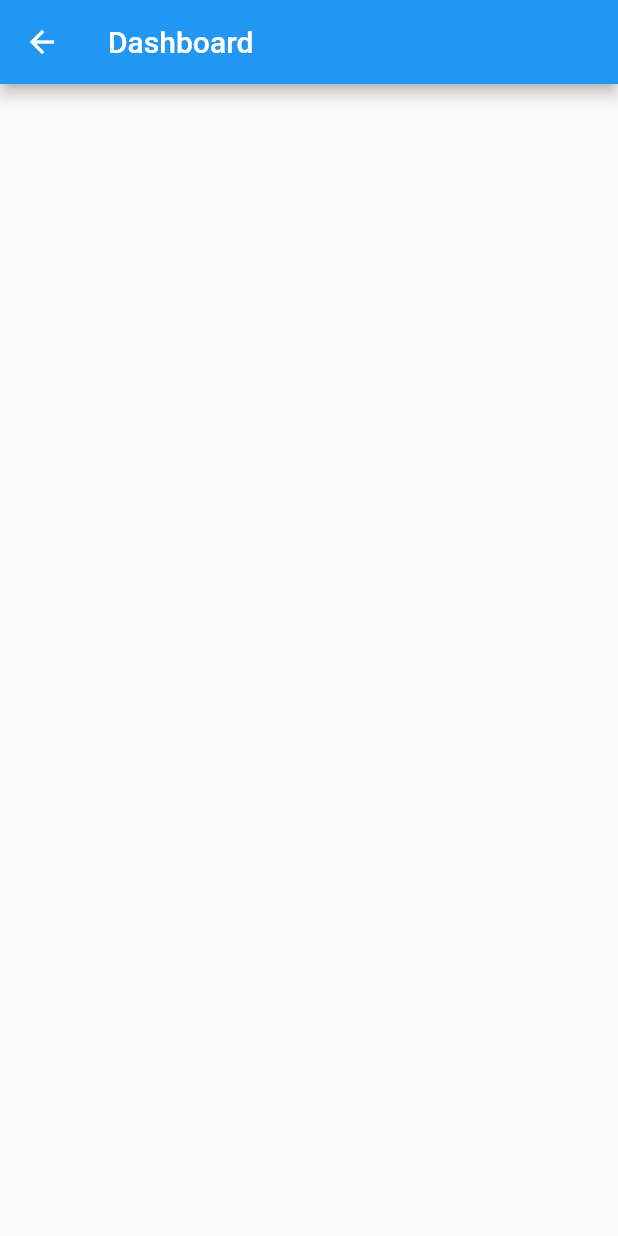
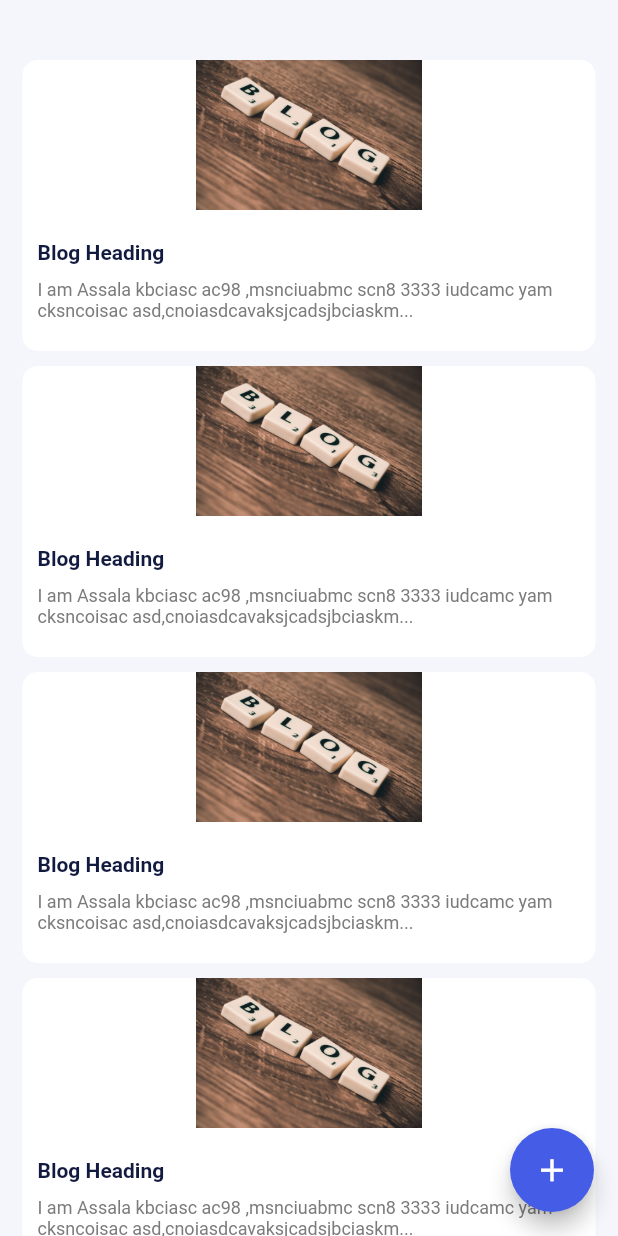
Before and after one commit to ZeeshanSalem/Techylem_blog_app, a Flutter app: the DashboardScreen screen opened directly, on a phone screen of 412 x 824 dp. Run offline on Flutter 3.47's test engine with Material 2 defaults, Android fonts, the phone set to English and light mode, and no system bars; our stand-ins replace cloud_firestore, firebase_auth, firebase_core, get, get_it, modal_progress_hud; accounts and stored records are empty; Roboto replaces fonts that are missing (Assistant, Sinhala Sangam MN).

```diff
--- a/lib/core/constant/strings.dart
+++ b/lib/core/constant/strings.dart
@@ -0,0 +1,2 @@
+const String appTitle = "Techylem Blog App";
+const String assetPath = "assets/static_assets/";
--- /dev/null
+++ b/lib/core/models/blog.dart
@@ -0,0 +1,39 @@
+import 'dart:io';
+
+import 'package:antonx/core/services/auth_services.dart';
+import 'package:antonx/ui/locator.dart';
+import 'package:cloud_firestore/cloud_firestore.dart';
+
+class Blog {
+  String imageUrl;
+  String heading;
+  String content;
+  String creatorId;
+  String blogId;
+  File imagePath;
+  Timestamp publishedOn;
+
+  Blog({this.imageUrl, this.content, this.creatorId, this.publishedOn, this.heading, this.blogId, this.imagePath}){
+   this.publishedOn = Timestamp.now();
+   this.creatorId = locator<AuthService>().appUser.id ?? "";
+  }
+
+  Blog.fromJson(Map<String, dynamic> json, id) {
+    imageUrl = json['imageUrl'];
+    heading = json['heading'];
+    content = json['content'];
+    creatorId = json['creatorId'];
+    publishedOn = json['publishedOn'];
+    this.blogId = id;
+  }
+
+  Map<String, dynamic> toJson() {
+    final Map<String, dynamic> data = new Map<String, dynamic>();
+    data['imageUrl'] = this.imageUrl;
+    data['heading'] = this.heading;
+    data['content'] = this.content;
+    data['creatorId'] = this.creatorId;
+    data['publishedOn'] = this.publishedOn;
+    return data;
+  }
+}
--- a/lib/main.dart
+++ b/lib/main.dart
@@ -1,4 +1,6 @@
+import 'package:antonx/core/constant/strings.dart';
 import 'package:antonx/ui/locator.dart';
+import 'package:antonx/ui/screens/dashboard/dashboard_screen.dart';
 import 'package:antonx/ui/screens/registration_auth/sign_up/sign_up_screen.dart';
 import 'package:antonx/ui/screens/splash_screen.dart';
 import 'package:firebase_core/firebase_core.dart';
@@ -18,12 +20,12 @@ class MyApp extends StatelessWidget {
   @override
   Widget build(BuildContext context) {
     return GetMaterialApp(
-      title: 'Flutter Demo',
+      title: appTitle,
       theme: ThemeData(
         primarySwatch: Colors.blue,
         visualDensity: VisualDensity.adaptivePlatformDensity,
       ),
-      home: SplashScreen(),
+      home: DashboardScreen(),
     );
   }
 }
--- /dev/null
+++ b/lib/ui/screens/dashboard/add_blog.dart
@@ -0,0 +1,31 @@
+import 'package:antonx/core/models/blog.dart';
+import 'package:flutter/material.dart';
+
+class AddBlog extends StatefulWidget {
+  final Blog blog;
+  AddBlog({this.blog});
+  @override
+  _AddBlogState createState() => _AddBlogState();
+}
+
+class _AddBlogState extends State<AddBlog> {
+  final _formKey = GlobalKey<FormState>();
+
+  TextEditingController heading;
+  TextEditingController content;
+
+  @override
+  void initState() {
+    // TODO: implement initState
+    heading = TextEditingController(text: widget?.blog?.heading ?? "");
+    heading = TextEditingController(text: widget?.blog?.content ?? "");
+    super.initState();
+  }
+  @override
+  Widget build(BuildContext context) {
+    return SafeArea(
+        child: Scaffold(
+
+        ),);
+  }
+}
--- a/lib/ui/screens/dashboard/dashboard_screen.dart
+++ b/lib/ui/screens/dashboard/dashboard_screen.dart
@@ -1,10 +1,93 @@
+import 'package:antonx/core/constant/colors.dart';
+import 'package:antonx/core/constant/strings.dart';
+import 'package:antonx/core/constant/text_style.dart';
+import 'package:antonx/ui/screens/dashboard/dashboard_view_model.dart';
 import 'package:flutter/material.dart';
+import 'package:provider/provider.dart';
 
 class DashboardScreen extends StatelessWidget {
   @override
   Widget build(BuildContext context) {
-    return Scaffold(
-      appBar: AppBar(title: Text("Dashboard"),),
+    return ChangeNotifierProvider(
+      create: (context) => DashboardViewModel(),
+      child: Consumer<DashboardViewModel>(
+        builder: (context, model, child) =>
+        SafeArea(
+          child: Scaffold(
+            backgroundColor: backgroundColor,
+
+            body: ListView.separated(
+              separatorBuilder: (context, index) => SizedBox(height: 10,),
+              shrinkWrap: true,
+                padding: EdgeInsets.symmetric(horizontal: 15, vertical: 40),
+                itemCount: 20,
+                itemBuilder: (context, index) => BlogTile()),
+
+            floatingActionButton: FloatingActionButton(
+              onPressed: (){},
+              tooltip: "Add Blog",
+              backgroundColor: primaryColor,
+              child: Icon(Icons.add, color: Colors.white,size: 25,),
+            ),
+          ),
+        ),
+      ),
     );
   }
 }
+
+class BlogTile extends StatelessWidget {
+  @override
+  Widget build(BuildContext context) {
+    return Container(
+      padding: EdgeInsets.only(left: 10, right: 10, bottom: 20),
+      decoration: BoxDecoration(
+        color: Colors.white,
+        borderRadius: BorderRadius.circular(10),
+      ),
+      child: Column(
+        crossAxisAlignment: CrossAxisAlignment.start,
+        children: [
+
+          FadeInImage(
+              height: 100,
+              width: double.infinity,
+              placeholder: AssetImage("${assetPath}google_icon.png"),
+              image: AssetImage("${assetPath}blog.jpg"),
+          ),
+
+          //          ? FadeInImage(
+//                                          width: double.infinity,
+//                                          height: 200,
+//                                          placeholder: AssetImage(
+//                                              "assets/static_assets/geans.png"),
+//                                          image: AssetImage(
+//                                              "assets/static_assets/geans.png"),
+//                                          fit: BoxFit.cover,
+//                                        )
+//                                      : FadeInImage(
+//                                          width: double.infinity,
+//                                          height: 200,
+//                                          placeholder: AssetImage(
+//                                              "assets/static_assets/geans.png"),
+//                                          image: NetworkImage(
+//                                              model.product.imageUrl),
+//                                          fit: BoxFit.cover,
+//
+
+          SizedBox(height: 20,),
+
+          Text("Blog Heading", style: headingTextStyle.copyWith(fontSize: 14),),
+          SizedBox(height: 10,),
+
+          Text("I am Assala kbciasc ac98 ,msnciuabmc scn8 3333 iudcamc yam cksncoisac asd,cnoiasdca"
+              "vaksjcadsjbciaskm cksanciaskcmn asc"
+              "cnsdakjcnkadsncasdjckasdvbuydfvbsv iaosu asmcasdic asd da asd isa as".substring(0, 100) + "...",
+
+            style: subHeadingTextStyle.copyWith(fontSize: 12),),
+
+        ],
+      ),
+    );
+  }
+}
--- /dev/null
+++ b/lib/ui/screens/dashboard/dashboard_view_model.dart
@@ -0,0 +1,5 @@
+import 'package:antonx/core/view_models/base_view_model.dart';
+
+class DashboardViewModel extends BaseViewModel{
+
+}
```
Also changed, not shown: assets/static_assets/blog.jpg (added).
